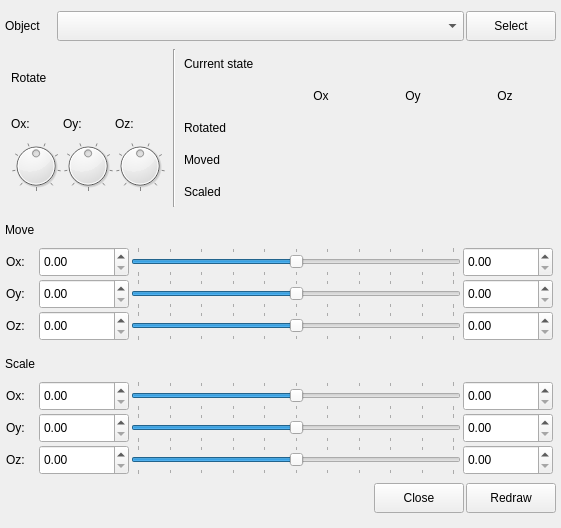
usual-one/3DObjectVisualizer, file forms/controlsdialog.ui: the form before one commit.
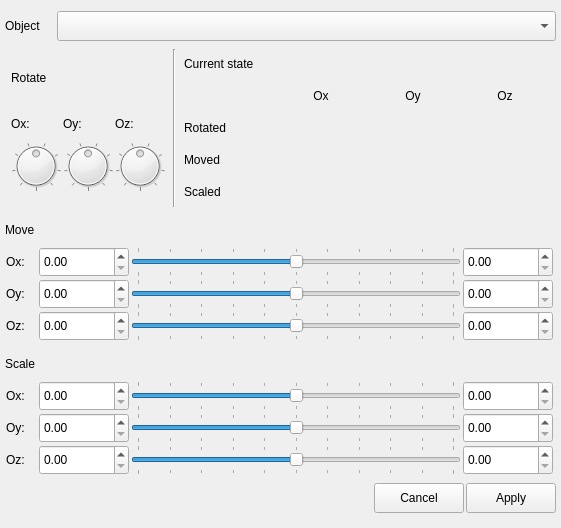
The form after the commit.

What changed in the file:
```diff
--- a/forms/controlsdialog.ui
+++ b/forms/controlsdialog.ui
@@ -93,40 +93,12 @@
        </property>
        <property name="maximumSize">
         <size>
-         <width>420</width>
+         <width>500</width>
          <height>30</height>
         </size>
        </property>
       </widget>
      </item>
-     <item>
-      <widget class="QPushButton" name="btn_select">
-       <property name="sizePolicy">
-        <sizepolicy hsizetype="Fixed" vsizetype="Fixed">
-         <horstretch>0</horstretch>
-         <verstretch>0</verstretch>
-        </sizepolicy>
-       </property>
-       <property name="minimumSize">
-        <size>
-         <width>90</width>
-         <height>30</height>
-        </size>
-       </property>
-       <property name="maximumSize">
-        <size>
-         <width>90</width>
-         <height>30</height>
-        </size>
-       </property>
-       <property name="focusPolicy">
-        <enum>Qt::NoFocus</enum>
-       </property>
-       <property name="text">
-        <string>Select</string>
-       </property>
-      </widget>
-     </item>
     </layout>
    </item>
    <item>
@@ -1817,7 +1789,7 @@
           <enum>Qt::NoFocus</enum>
          </property>
          <property name="text">
-          <string>Close</string>
+          <string>Cancel</string>
          </property>
          <property name="shortcut">
           <string>Ctrl+Q</string>
@@ -1851,7 +1823,7 @@
           <enum>Qt::NoFocus</enum>
          </property>
          <property name="text">
-          <string>Redraw</string>
+          <string>Apply</string>
          </property>
          <property name="shortcut">
           <string>Return</string>
```
Left out of the diff: 54 changed lines with no effect on the pictures.
